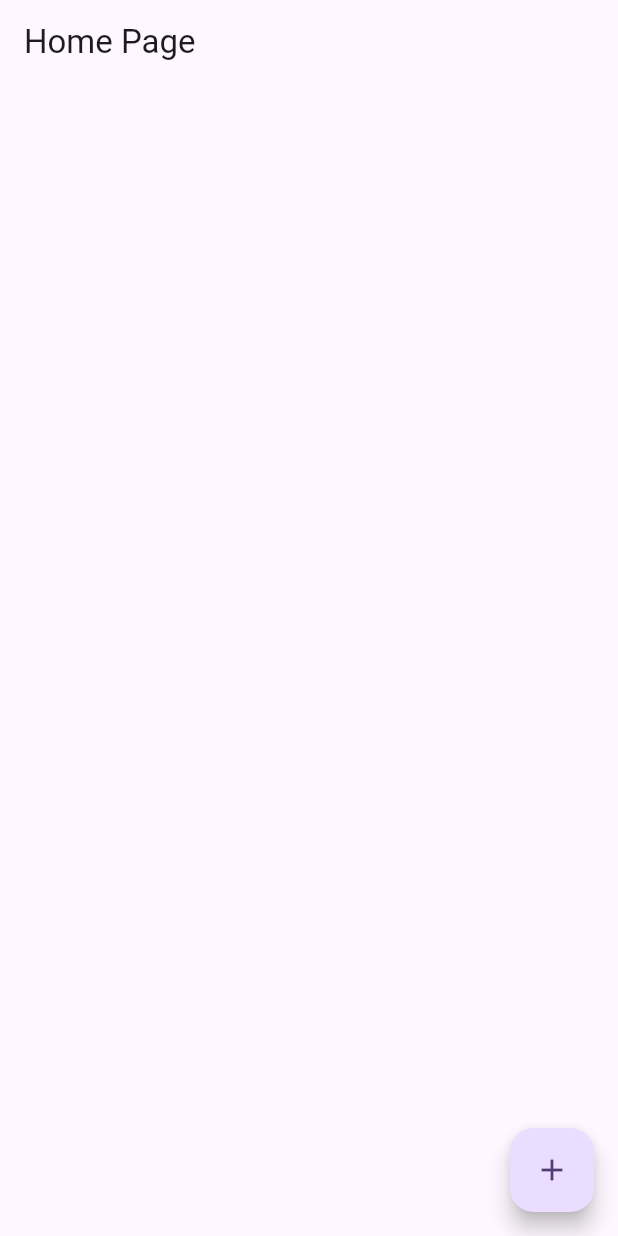
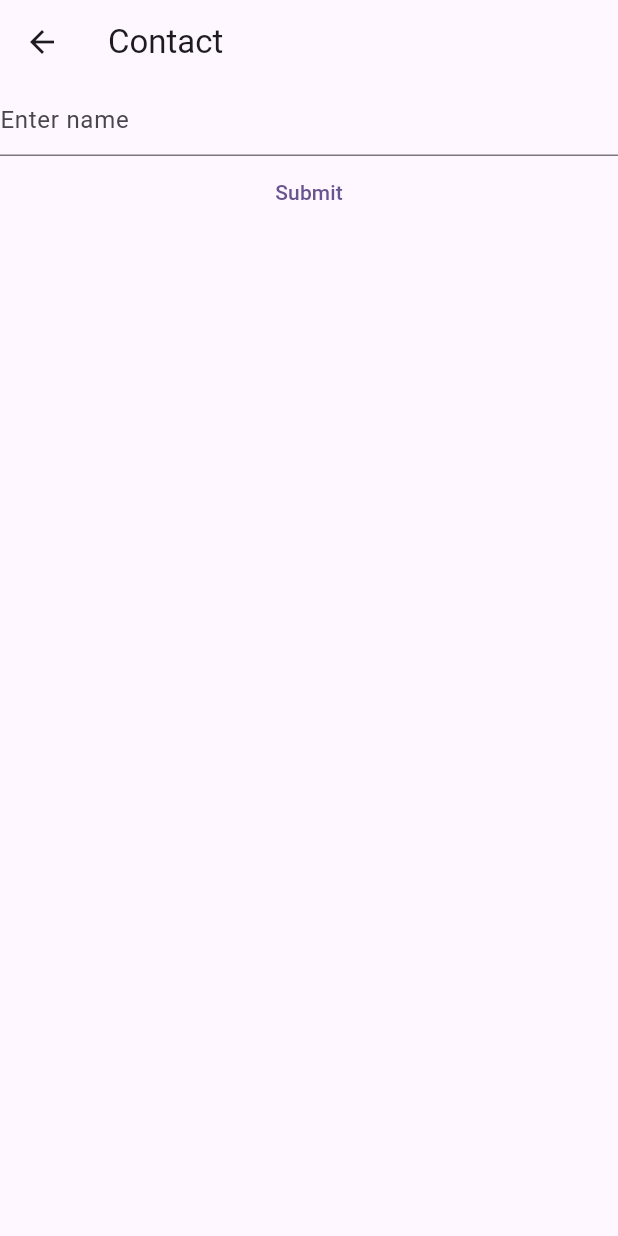
Before and after one commit to Tahmid79274/my-states, a Flutter app: the screen it shows after launch, after a tap on the "add" icon, on a phone screen of 412 x 824 dp. Run offline on Flutter 3.47's test engine with Material 3 defaults, Android fonts, the phone set to English and light mode, and no system bars.

Commit message:
learn from office

```diff
--- a/lib/main.dart
+++ b/lib/main.dart
@@ -1,4 +1,6 @@
 import 'package:flutter/material.dart';
+import 'package:states/new_contact_view.dart';
+import 'package:uuid/uuid.dart';
 
 void main() {
   runApp(const MyApp());
@@ -20,23 +22,53 @@ class MyApp extends StatelessWidget {
   }
 }
 
-class HomePage extends StatelessWidget {
+class HomePage extends StatefulWidget {
   const HomePage({super.key});
 
   @override
+  State<HomePage> createState() => _HomePageState();
+}
+
+class _HomePageState extends State<HomePage> {
+  ValueNotifier<List<Contact>> contacts = ValueNotifier<List<Contact>>([]);
+
+  @override
   Widget build(BuildContext context) {
-    final contactBook = ContactBook();
     return Scaffold(
       appBar: AppBar(title: const Text('Home Page')),
-      body: ListView.builder(
-        itemCount: contactBook.length,
-        itemBuilder: (context, index) {
-          final contact = contactBook.getContact(index: index)!;
-          return ListTile(title: Text(contact.name));
+      body: ValueListenableBuilder(
+        valueListenable: ContactBook(),
+        builder: (
+          BuildContext contactContext,
+          List<Contact> listOfContacts,
+          child,
+        ) {
+          final contacts = listOfContacts;
+          return ListView.builder(
+            itemCount: listOfContacts.length,
+            itemBuilder: (context, index) {
+              final contact = listOfContacts[index];
+              return Dismissible(
+                onDismissed: (direction) {
+                  // ContactBook().removeContact(contact: contact);
+                  listOfContacts.remove(contact);
+                },
+                key: ValueKey(contact.id),
+                child: ListTile(
+                  title: Text(contact.name),
+                  tileColor: Colors.amber,
+                ),
+              );
+            },
+          );
         },
       ),
       floatingActionButton: FloatingActionButton(
-        onPressed: () {},
+        onPressed: () {
+          Navigator.of(
+            context,
+          ).push(MaterialPageRoute(builder: (context) => NewContactView()));
+        },
         child: Icon(Icons.add),
       ),
     );
@@ -44,28 +76,31 @@ class HomePage extends StatelessWidget {
 }
 
 class Contact {
+  final String id;
   final String name;
-  const Contact({required this.name});
+  Contact({required this.name}) : id = Uuid().v4();
 }
 
-class ContactBook {
-  ContactBook._sharedInstance();
+class ContactBook extends ValueNotifier<List<Contact>> {
+  ContactBook._sharedInstance() : super([]);
   static final ContactBook _shared = ContactBook._sharedInstance();
   factory ContactBook() => _shared;
 
   final List<Contact> _contacts = [];
 
-  int get length => _contacts.length;
+  int get length => value.length;
 
   void addContact({required Contact contact}) {
-    _contacts.add(contact);
+    value.add(contact);
+    notifyListeners();
   }
 
   void removeContact({required Contact contact}) {
-    _contacts.remove(contact);
+    value.remove(contact);
+    notifyListeners();
   }
 
   Contact? getContact({required int index}) {
-    return index < _contacts.length ? _contacts[index] : null;
+    return index < value.length ? value[index] : null;
   }
 }
--- /dev/null
+++ b/lib/new_contact_view.dart
@@ -0,0 +1,42 @@
+import 'package:flutter/material.dart';
+import 'package:states/main.dart';
+
+class NewContactView extends StatefulWidget {
+  const NewContactView({super.key});
+
+  @override
+  State<NewContactView> createState() => _NewContactViewState();
+}
+
+class _NewContactViewState extends State<NewContactView> {
+  late TextEditingController nameController;
+
+  @override
+  void initState() {
+    super.initState();
+    nameController = TextEditingController();
+  }
+
+  @override
+  Widget build(BuildContext context) {
+    return Scaffold(
+      appBar: AppBar(title: Text('Contact')),
+      body: Column(
+        children: [
+          TextField(
+            controller: nameController,
+            decoration: InputDecoration(hintText: 'Enter name'),
+          ),
+          TextButton(
+            onPressed: () {
+              final contact = Contact(name: nameController.text);
+              ContactBook().addContact(contact: contact);
+              Navigator.of(context).pop();
+            },
+            child: Text("Submit"),
+          ),
+        ],
+      ),
+    );
+  }
+}
--- a/pubspec.yaml
+++ b/pubspec.yaml
@@ -34,6 +34,7 @@ dependencies:
   # The following adds the Cupertino Icons font to your application.
   # Use with the CupertinoIcons class for iOS style icons.
   cupertino_icons: ^1.0.8
+  uuid: ^4.5.1
 
 dev_dependencies:
   flutter_test:
```
Also changed, not shown: pubspec.lock, 1 other file.
